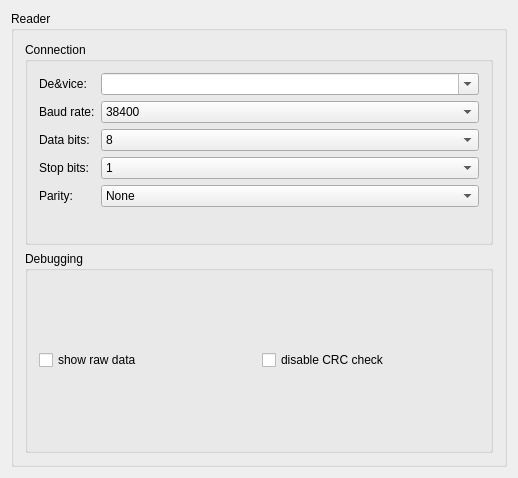
Before: the Qt Designer form quickevent/app/quickevent/plugins/CardReader/src/cardreadersettingspage.ui in Quick-Event/quickbox, drawn with Qt 5.
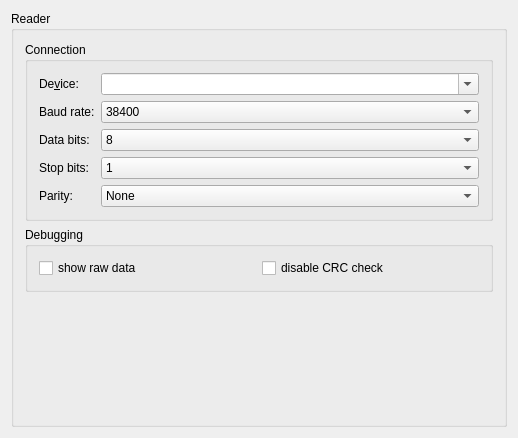
After: the same form once the commit is applied.

Commit message: missing spacer and buddy link added

Diff of the .ui file:
```diff
--- a/quickevent/app/quickevent/plugins/CardReader/src/cardreadersettingspage.ui
+++ b/quickevent/app/quickevent/plugins/CardReader/src/cardreadersettingspage.ui
@@ -7,7 +7,7 @@
     <x>0</x>
     <y>0</y>
     <width>518</width>
-    <height>478</height>
+    <height>438</height>
    </rect>
   </property>
   <property name="windowTitle">
@@ -34,6 +34,9 @@
            <property name="wordWrap">
             <bool>false</bool>
            </property>
+           <property name="buddy">
+            <cstring>lstDevice</cstring>
+           </property>
           </widget>
          </item>
          <item row="1" column="0">
@@ -202,6 +205,19 @@
         </layout>
        </widget>
       </item>
+      <item>
+       <spacer name="verticalSpacer">
+        <property name="orientation">
+         <enum>Qt::Vertical</enum>
+        </property>
+        <property name="sizeHint" stdset="0">
+         <size>
+          <width>20</width>
+          <height>40</height>
+         </size>
+        </property>
+       </spacer>
+      </item>
      </layout>
     </widget>
    </item>
```
